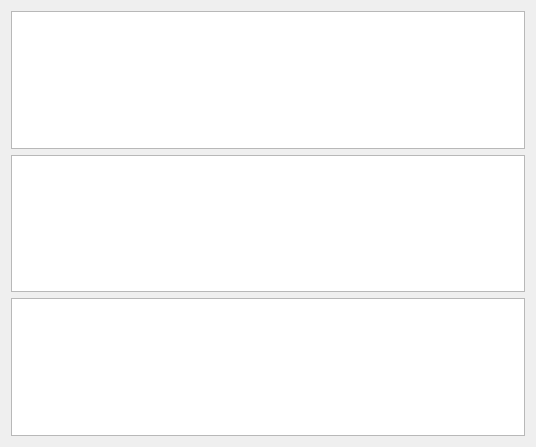
Before: the Qt Designer form DC_3/standarset.ui in kingsun998/Qt, drawn with Qt 5.
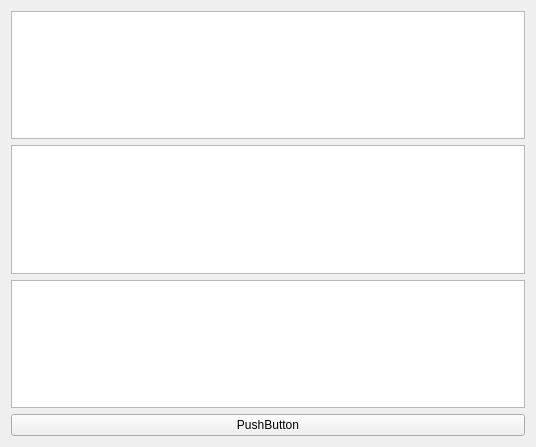
After: the same form once the commit is applied.

```diff
--- a/DC_3/standarset.ui
+++ b/DC_3/standarset.ui
@@ -27,6 +27,13 @@
      </item>
     </layout>
    </item>
+   <item>
+    <widget class="QPushButton" name="pushButton">
+     <property name="text">
+      <string>PushButton</string>
+     </property>
+    </widget>
+   </item>
   </layout>
  </widget>
  <resources/>
```
